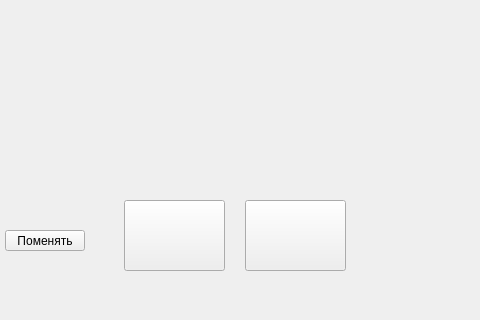
Old version of the form gamewindow.ui in the repository AndayGriF/Restructuring; both pictures show x 375 to 855 and y 280 to 600 of the 1224 by 600 pixel window.
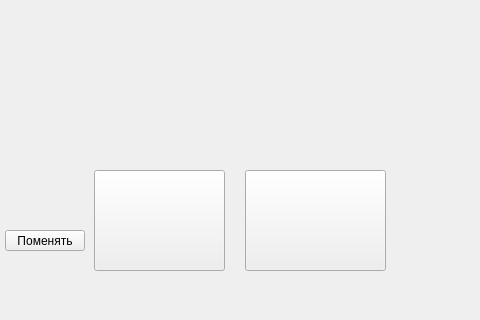
New version of the form.

```diff
--- a/gamewindow.ui
+++ b/gamewindow.ui
@@ -17,10 +17,10 @@
    <widget class="QPushButton" name="card1Button">
     <property name="geometry">
      <rect>
-      <x>499</x>
-      <y>480</y>
-      <width>101</width>
-      <height>71</height>
+      <x>469</x>
+      <y>450</y>
+      <width>131</width>
+      <height>101</height>
      </rect>
     </property>
     <property name="text">
@@ -31,9 +31,9 @@
     <property name="geometry">
      <rect>
       <x>620</x>
-      <y>480</y>
-      <width>101</width>
-      <height>71</height>
+      <y>450</y>
+      <width>141</width>
+      <height>101</height>
      </rect>
     </property>
     <property name="text">
```
Left out of the diff: 2 changed lines with no effect on the pictures.
